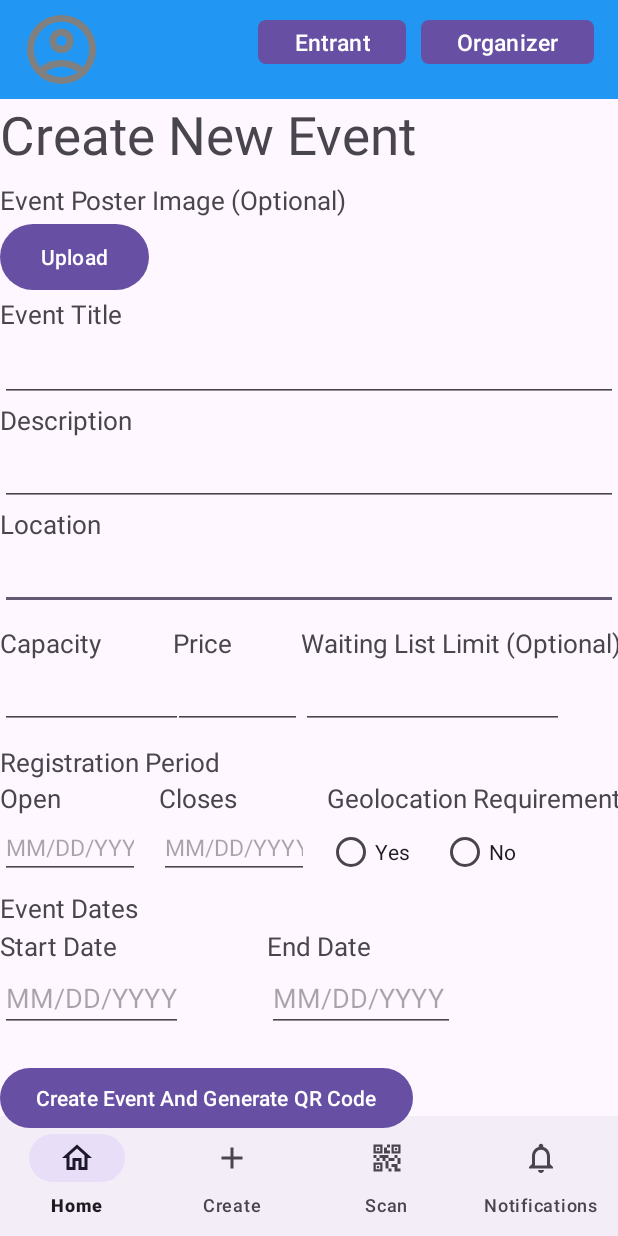
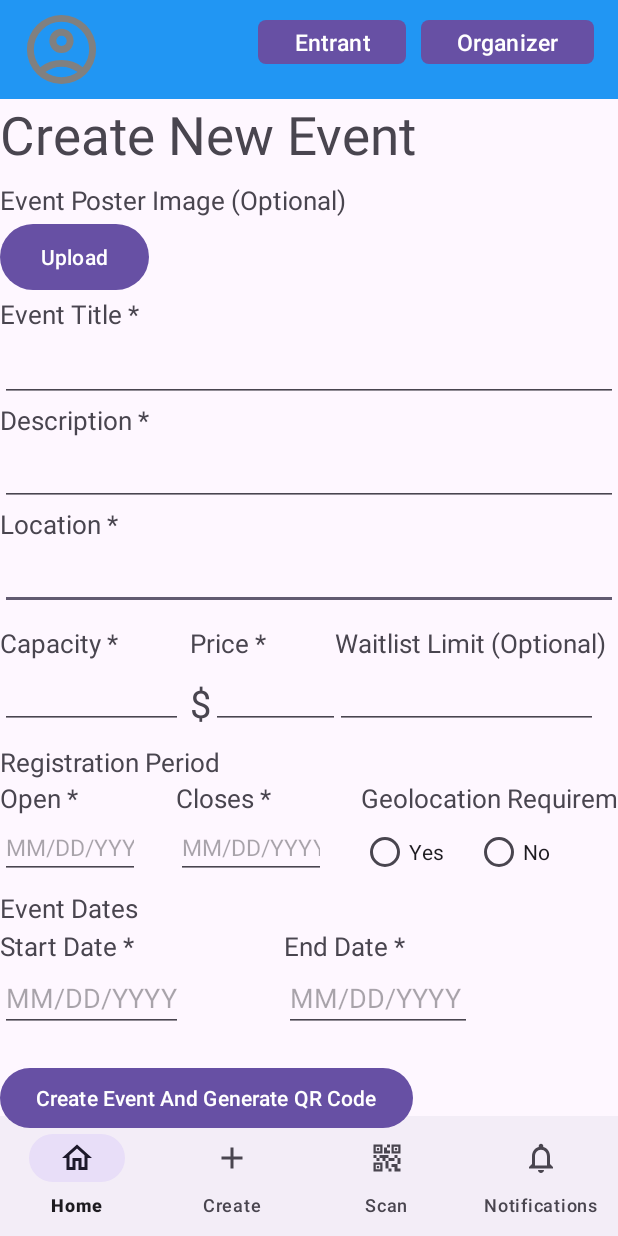
Before and after one commit to CMPUT301f25Orchid/Project, an Android app: the CreateEventPage screen opened directly, with no data from a screen before it, on a phone screen of 412 x 824 dp. Run offline under Robolectric (Android 15) with nearby library versions, the phone set to English and light mode, and no system bars; libraries missing offline, so code that uses them is left out: com.journeyapps.barcodescanner.

Commit message:
This commit - Fixes #20, Fixes #21, Fixes #25, Fixes #26, Fixes #27. Fixed Price to allow decimals and added * to required fields

```diff
--- a/FairDraw/app/src/main/res/layout/activity_event_page_template.xml
+++ b/FairDraw/app/src/main/res/layout/activity_event_page_template.xml
@@ -12,7 +12,7 @@
         android:layout_width="wrap_content"
         android:layout_height="wrap_content"
         android:layout_marginTop="1dp"
-        android:text="Start Date"
+        android:text="Start Date *"
         android:textSize="17sp"
         app:layout_constraintStart_toStartOf="parent"
         app:layout_constraintTop_toBottomOf="@+id/textView15" />
@@ -31,7 +31,7 @@
         android:id="@+id/textView14"
         android:layout_width="wrap_content"
         android:layout_height="wrap_content"
-        android:text="Open"
+        android:text="Open *"
         android:textSize="17sp"
         app:layout_constraintStart_toStartOf="parent"
         app:layout_constraintTop_toBottomOf="@+id/textView11" />
@@ -51,7 +51,7 @@
         android:layout_width="wrap_content"
         android:layout_height="wrap_content"
         android:layout_marginStart="65dp"
-        android:text="Closes"
+        android:text="Closes *"
         android:textSize="17sp"
         app:layout_constraintStart_toEndOf="@+id/textView14"
         app:layout_constraintTop_toBottomOf="@+id/textView11" />
@@ -71,7 +71,7 @@
         android:layout_width="wrap_content"
         android:layout_height="wrap_content"
         android:layout_marginStart="48dp"
-        android:text="Price"
+        android:text="Price *"
         android:textSize="17sp"
         app:layout_constraintStart_toEndOf="@+id/textView8"
         app:layout_constraintTop_toTopOf="@+id/textView8" />
@@ -82,7 +82,7 @@
         android:layout_height="wrap_content"
         android:layout_marginStart="46dp"
         android:layout_marginTop="10dp"
-        android:text="Waiting List Limit (Optional)"
+        android:text="Waitlist Limit (Optional)"
         android:textSize="17sp"
         app:layout_constraintStart_toEndOf="@+id/textView9"
         app:layout_constraintTop_toBottomOf="@+id/event_location" />
@@ -91,7 +91,7 @@
         android:id="@+id/textView2"
         android:layout_width="wrap_content"
         android:layout_height="wrap_content"
-        android:text="Location"
+        android:text="Location *"
         android:textSize="17sp"
         app:layout_constraintStart_toStartOf="parent"
         app:layout_constraintTop_toBottomOf="@+id/event_description" />
@@ -109,7 +109,7 @@
         android:id="@+id/textView4"
         android:layout_width="wrap_content"
         android:layout_height="wrap_content"
-        android:text="Description"
+        android:text="Description *"
         android:textSize="17sp"
         app:layout_constraintStart_toStartOf="parent"
         app:layout_constraintTop_toBottomOf="@+id/event_title" />
@@ -146,7 +146,7 @@
         android:id="@+id/textView7"
         android:layout_width="wrap_content"
         android:layout_height="wrap_content"
-        android:text="Event Title"
+        android:text="Event Title *"
         android:textSize="17sp"
         app:layout_constraintStart_toStartOf="parent"
         app:layout_constraintTop_toBottomOf="@+id/poster_upload" />
@@ -166,7 +166,7 @@
         android:layout_width="wrap_content"
         android:layout_height="wrap_content"
         android:layout_marginTop="10dp"
-        android:text="Capacity"
+        android:text="Capacity *"
         android:textSize="17sp"
         app:layout_constraintStart_toStartOf="parent"
         app:layout_constraintTop_toBottomOf="@+id/event_location" />
@@ -194,8 +194,8 @@
         android:layout_width="86dp"
         android:layout_height="wrap_content"
         android:ems="10"
-        android:inputType="number"
-        app:layout_constraintStart_toStartOf="@+id/textView9"
+        android:inputType="numberDecimal"
+        app:layout_constraintStart_toEndOf="@+id/textView5"
         app:layout_constraintTop_toBottomOf="@+id/textView9" />
 
     <EditText
@@ -269,8 +269,17 @@
         android:layout_width="wrap_content"
         android:layout_height="wrap_content"
         android:layout_marginStart="100dp"
-        android:text="End Date"
+        android:text="End Date *"
         android:textSize="17sp"
         app:layout_constraintStart_toEndOf="@+id/textView16"
         app:layout_constraintTop_toTopOf="@+id/textView16" />
+
+    <TextView
+        android:id="@+id/textView5"
+        android:layout_width="wrap_content"
+        android:layout_height="wrap_content"
+        android:text="$"
+        android:textSize="25sp"
+        app:layout_constraintBottom_toBottomOf="@+id/event_price"
+        app:layout_constraintStart_toStartOf="@+id/textView9" />
 </androidx.constraintlayout.widget.ConstraintLayout>
```
